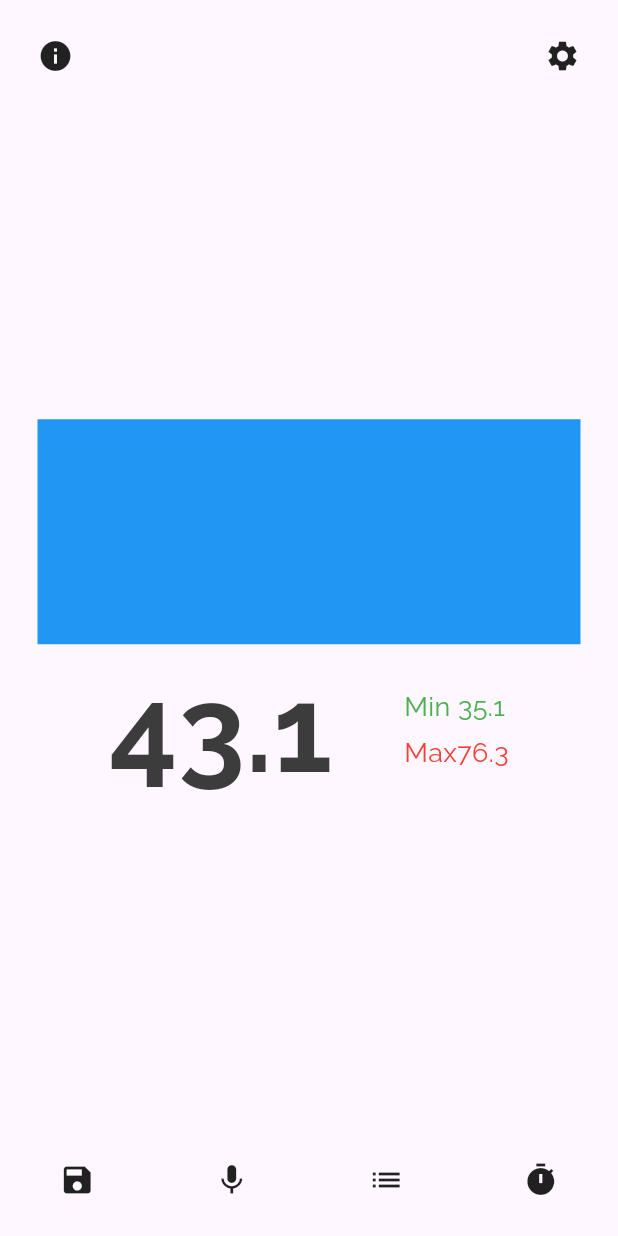
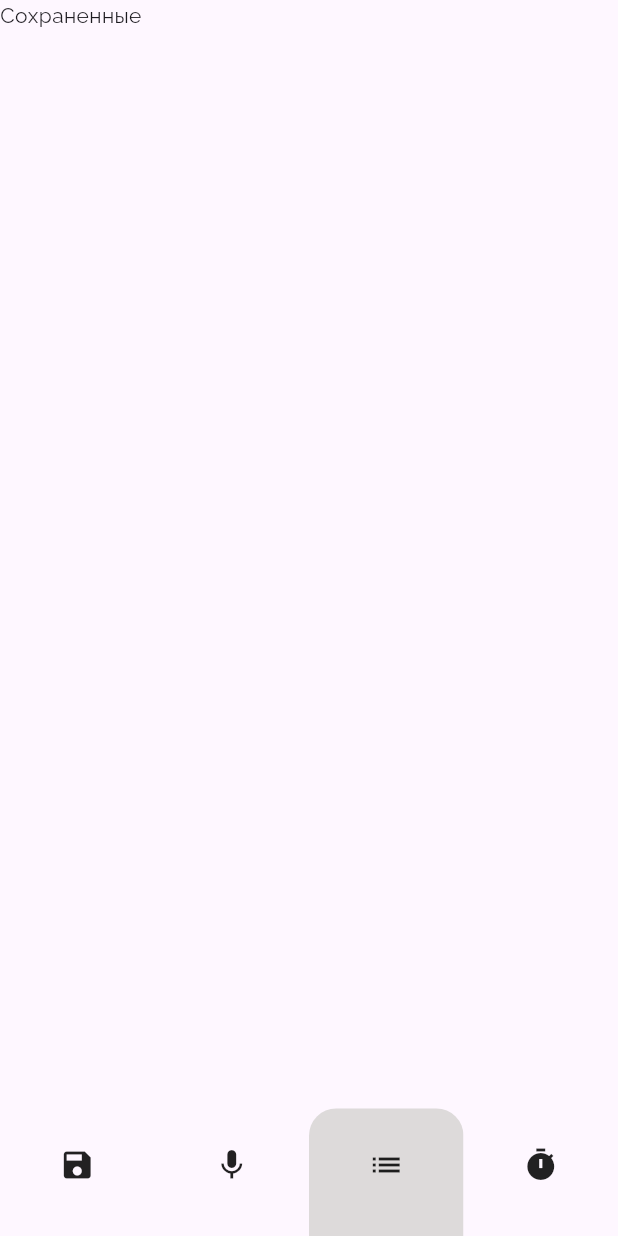
Before and after one commit to Maksim11011/noice_meter, a Flutter app: the screen it shows after launch, after a tap on the "list" icon, on a phone screen of 412 x 824 dp. Run offline on Flutter 3.47's test engine with Material 3 defaults, Android fonts, the phone set to English and light mode, and no system bars.

Commit message:
Add bottom_bar

```diff
--- /dev/null
+++ b/lib/bottom_bar/bottom_bar.dart
@@ -0,0 +1,122 @@
+import 'package:flutter/material.dart';
+
+class BottomBar extends StatelessWidget {
+  const BottomBar({super.key});
+
+  @override
+  Widget build(BuildContext context) {
+    var itRout = ModalRoute.of(context)?.settings.name;
+
+    ifActiveSavesButtom() {
+      if (itRout == '/saves') {
+        return const Color.fromARGB(255, 221, 218, 218);
+      }
+      return Colors.transparent;
+    }
+
+    ifActiveMicButtom() {
+      if (itRout == '/') {
+        return const Color.fromARGB(255, 221, 218, 218);
+      }
+      return Colors.transparent;
+    }
+
+    return Row(
+      children: [
+        // Кнопка - Сохранить
+        InkWell(
+          borderRadius: const BorderRadius.vertical(
+            top: Radius.circular(18),
+          ),
+          onTap: () {},
+          child: SizedBox(
+            width: MediaQuery.of(context).size.width / 4,
+            height: 85,
+            child: const Padding(
+              padding: EdgeInsets.only(bottom: 10),
+              child: Icon(
+                Icons.save,
+              ),
+            ),
+          ),
+        ),
+        // Кнопка - Микрофон
+        Material(
+          color: ifActiveMicButtom(),
+          borderRadius: const BorderRadius.vertical(
+            top: Radius.circular(18),
+          ),
+          child: InkWell(
+            borderRadius: const BorderRadius.vertical(
+              top: Radius.circular(18),
+            ),
+            onTap: () {
+              if (itRout != '/') {
+                Navigator.of(context).pushNamed('/');
+              }
+            },
+            child: SizedBox(
+              width: MediaQuery.of(context).size.width / 4,
+              height: 85,
+              child: const Padding(
+                padding: EdgeInsets.only(bottom: 10),
+                child: Icon(
+                  Icons.mic,
+                ),
+              ),
+            ),
+          ),
+        ),
+        // Кнопка - Сохраненные
+        Material(
+          color: ifActiveSavesButtom(),
+          borderRadius: const BorderRadius.vertical(
+            top: Radius.circular(18),
+          ),
+          child: InkWell(
+            borderRadius: const BorderRadius.vertical(
+              top: Radius.circular(18),
+            ),
+            onTap: () {
+              if (itRout != '/saves') {
+                Navigator.of(context).pushNamed('/saves');
+              }
+            },
+            child: SizedBox(
+              width: MediaQuery.of(context).size.width / 4,
+              height: 85,
+              child: const Padding(
+                padding: EdgeInsets.only(bottom: 10),
+                child: Icon(
+                  Icons.list,
+                ),
+              ),
+            ),
+          ),
+        ),
+        // Кнопка - Таймер
+        Material(
+          borderRadius: const BorderRadius.vertical(
+            top: Radius.circular(18),
+          ),
+          child: InkWell(
+            borderRadius: const BorderRadius.vertical(
+              top: Radius.circular(18),
+            ),
+            onTap: () {},
+            child: SizedBox(
+              width: MediaQuery.of(context).size.width / 4,
+              height: 85,
+              child: const Padding(
+                padding: EdgeInsets.only(bottom: 10),
+                child: Icon(
+                  Icons.timer,
+                ),
+              ),
+            ),
+          ),
+        ),
+      ],
+    );
+  }
+}
--- a/lib/main.dart
+++ b/lib/main.dart
@@ -1,158 +1,23 @@
 import 'package:flutter/material.dart';
+import 'package:noise_meter/screens/home.dart';
+import 'package:noise_meter/screens/info.dart';
+import 'package:noise_meter/screens/saves.dart';
+import 'package:noise_meter/screens/settings.dart';
 
 void main() {
   runApp(
     MaterialApp(
-        debugShowCheckedModeBanner: false,
-        theme: ThemeData(
-          fontFamily: 'Raleway',
-        ),
-        home: const Scaffold(
-          body: SafeArea(child: NoiceMeter()),
-        )),
+      debugShowCheckedModeBanner: false,
+      theme: ThemeData(
+        fontFamily: 'Raleway',
+      ),
+      routes: {
+        "/": (context) => const Home(),
+        "/saves": (context) => const Saves(),
+        "/info": (context) => const Info(),
+        "/settings": (context) => const Settings(),
+      },
+      initialRoute: "/",
+    ),
   );
 }
-
-class NoiceMeter extends StatelessWidget {
-  const NoiceMeter({super.key});
-
-  @override
-  Widget build(BuildContext context) {
-    return Column(
-      mainAxisAlignment: MainAxisAlignment.spaceBetween,
-      children: [
-        Padding(
-          padding: const EdgeInsets.all(15),
-          child: Row(
-            mainAxisAlignment: MainAxisAlignment.spaceBetween,
-            children: [
-              InkWell(
-                borderRadius: BorderRadius.circular(50),
-                onTap: () {},
-                child: const Padding(
-                  padding: EdgeInsets.all(10.0),
-                  child: Icon(
-                    Icons.info,
-                  ),
-                ),
-              ),
-              InkWell(
-                borderRadius: BorderRadius.circular(50),
-                onTap: () {},
-                child: const Padding(
-                  padding: EdgeInsets.all(10.0),
-                  child: Icon(
-                    Icons.settings,
-                  ),
-                ),
-              ),
-            ],
-          ),
-        ),
-        Padding(
-          padding: const EdgeInsets.symmetric(
-            horizontal: 25,
-          ),
-          child: Column(
-            children: [
-              Container(
-                width: MediaQuery.of(context).size.width,
-                height: 150,
-                color: Colors.blue,
-              ),
-              const Row(
-                mainAxisAlignment: MainAxisAlignment.spaceEvenly,
-                children: [
-                  Text(
-                    '43.1',
-                    style: TextStyle(
-                      fontWeight: FontWeight.bold,
-                      fontSize: 80,
-                      color: Color.fromARGB(255, 60, 60, 60),
-                    ),
-                  ),
-                  Column(
-                    crossAxisAlignment: CrossAxisAlignment.start,
-                    children: [
-                      Text(
-                        'Min 35.1',
-                        style: TextStyle(
-                          fontSize: 18,
-                          color: Colors.green,
-                        ),
-                      ),
-                      SizedBox(height: 5),
-                      Text(
-                        'Max76.3',
-                        style: TextStyle(
-                          fontSize: 18,
-                          color: Colors.red,
-                        ),
-                      ),
-                    ],
-                  )
-                ],
-              ),
-            ],
-          ),
-        ),
-        Row(
-          children: [
-            InkWell(
-              borderRadius: const BorderRadius.vertical(
-                top: Radius.circular(18),
-              ),
-              onTap: () {},
-              child: SizedBox(
-                width: MediaQuery.of(context).size.width / 4,
-                height: 75,
-                child: const Icon(
-                  Icons.save,
-                ),
-              ),
-            ),
-            InkWell(
-              borderRadius: const BorderRadius.vertical(
-                top: Radius.circular(18),
-              ),
-              onTap: () {},
-              child: SizedBox(
-                width: MediaQuery.of(context).size.width / 4,
-                height: 75,
-                child: const Icon(
-                  Icons.mic,
-                ),
-              ),
-            ),
-            InkWell(
-              borderRadius: const BorderRadius.vertical(
-                top: Radius.circular(18),
-              ),
-              onTap: () {},
-              child: SizedBox(
-                width: MediaQuery.of(context).size.width / 4,
-                height: 75,
-                child: const Icon(
-                  Icons.list,
-                ),
-              ),
-            ),
-            InkWell(
-              borderRadius: const BorderRadius.vertical(
-                top: Radius.circular(18),
-              ),
-              onTap: () {},
-              child: SizedBox(
-                width: MediaQuery.of(context).size.width / 4,
-                height: 75,
-                child: const Icon(
-                  Icons.timer,
-                ),
-              ),
-            ),
-          ],
-        )
-      ],
-    );
-  }
-}
--- /dev/null
+++ b/lib/screens/home.dart
@@ -0,0 +1,100 @@
+import 'package:flutter/material.dart';
+import 'package:noise_meter/bottom_bar/bottom_bar.dart';
+
+class Home extends StatelessWidget {
+  const Home({super.key});
+
+  @override
+  Widget build(BuildContext context) {
+    return Scaffold(
+      body: SafeArea(
+        child: Column(
+          mainAxisAlignment: MainAxisAlignment.spaceBetween,
+          children: [
+            Padding(
+              padding: const EdgeInsets.all(15),
+              child: Row(
+                mainAxisAlignment: MainAxisAlignment.spaceBetween,
+                children: [
+                  InkWell(
+                    borderRadius: BorderRadius.circular(50),
+                    onTap: () {
+                      Navigator.of(context).pushNamed('/info');
+                    },
+                    child: const Padding(
+                      padding: EdgeInsets.all(10.0),
+                      child: Icon(
+                        Icons.info,
+                      ),
+                    ),
+                  ),
+                  InkWell(
+                    borderRadius: BorderRadius.circular(50),
+                    onTap: () {
+                      Navigator.of(context).pushNamed('/settings');
+                    },
+                    child: const Padding(
+                      padding: EdgeInsets.all(10.0),
+                      child: Icon(
+                        Icons.settings,
+                      ),
+                    ),
+                  ),
+                ],
+              ),
+            ),
+            Padding(
+              padding: const EdgeInsets.symmetric(
+                horizontal: 25,
+              ),
+              child: Column(
+                children: [
+                  Container(
+                    width: MediaQuery.of(context).size.width,
+                    height: 150,
+                    color: Colors.blue,
+                  ),
+                  const Row(
+                    mainAxisAlignment: MainAxisAlignment.spaceEvenly,
+                    children: [
+                      Text(
+                        '43.1',
+                        style: TextStyle(
+                          fontWeight: FontWeight.bold,
+                          fontSize: 80,
+                          color: Color.fromARGB(255, 60, 60, 60),
+                        ),
+                      ),
+                      Column(
+                        crossAxisAlignment: CrossAxisAlignment.start,
+                        children: [
+                          Text(
+                            'Min 35.1',
+                            style: TextStyle(
+                              fontSize: 18,
+                              color: Colors.green,
+                            ),
+                          ),
+                          SizedBox(height: 5),
+                          Text(
+                            'Max76.3',
+                            style: TextStyle(
+                              fontSize: 18,
+                              color: Colors.red,
+                            ),
+                          ),
+                        ],
+                      )
+                    ],
+                  ),
+                ],
+              ),
+            ),
+            const SizedBox(),
+          ],
+        ),
+      ),
+      bottomNavigationBar: const BottomBar(),
+    );
+  }
+}
--- /dev/null
+++ b/lib/screens/info.dart
@@ -0,0 +1,16 @@
+import 'package:flutter/material.dart';
+import 'package:noise_meter/bottom_bar/bottom_bar.dart';
+
+class Info extends StatelessWidget {
+  const Info({super.key});
+
+  @override
+  Widget build(BuildContext context) {
+    return const Scaffold(
+      body: SafeArea(
+        child: Text('Информация'),
+      ),
+      bottomNavigationBar: BottomBar(),
+    );
+  }
+}
--- /dev/null
+++ b/lib/screens/saves.dart
@@ -0,0 +1,16 @@
+import 'package:flutter/material.dart';
+import 'package:noise_meter/bottom_bar/bottom_bar.dart';
+
+class Saves extends StatelessWidget {
+  const Saves({super.key});
+
+  @override
+  Widget build(BuildContext context) {
+    return const Scaffold(
+      body: SafeArea(
+        child: Text('Сохраненные'),
+      ),
+      bottomNavigationBar: BottomBar(),
+    );
+  }
+}
--- /dev/null
+++ b/lib/screens/settings.dart
@@ -0,0 +1,16 @@
+import 'package:flutter/material.dart';
+import 'package:noise_meter/bottom_bar/bottom_bar.dart';
+
+class Settings extends StatelessWidget {
+  const Settings({super.key});
+
+  @override
+  Widget build(BuildContext context) {
+    return const Scaffold(
+      body: SafeArea(
+        child: Text('Настройки'),
+      ),
+      bottomNavigationBar: BottomBar(),
+    );
+  }
+}
```
Also changed, not shown: 1 other file.
